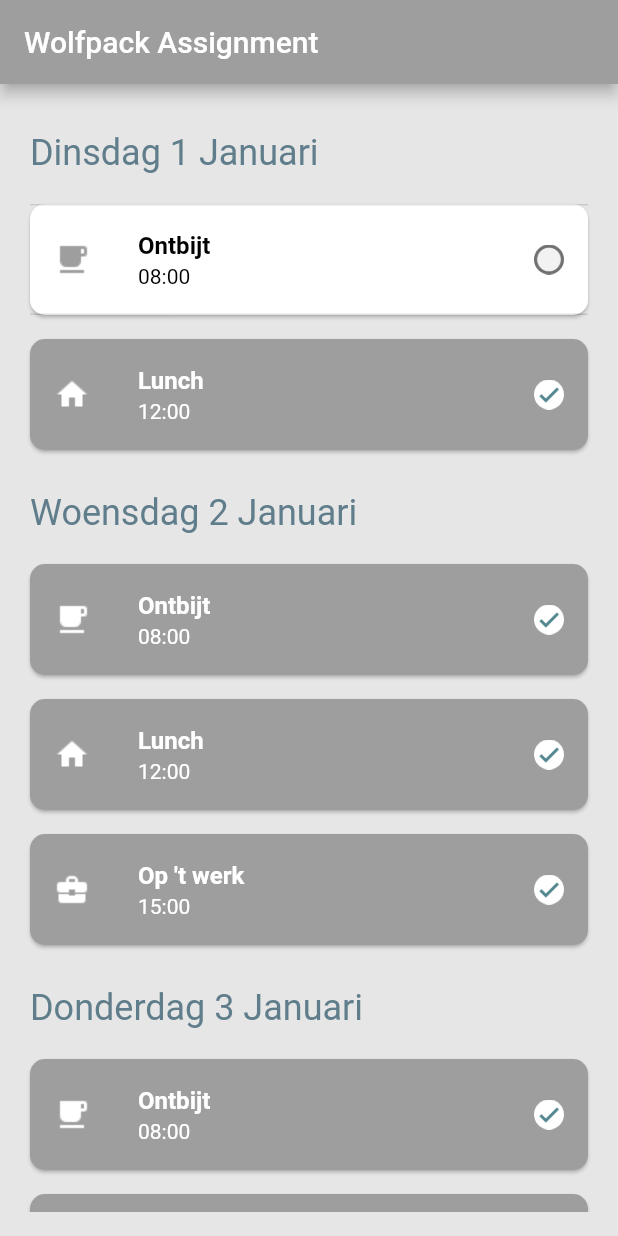
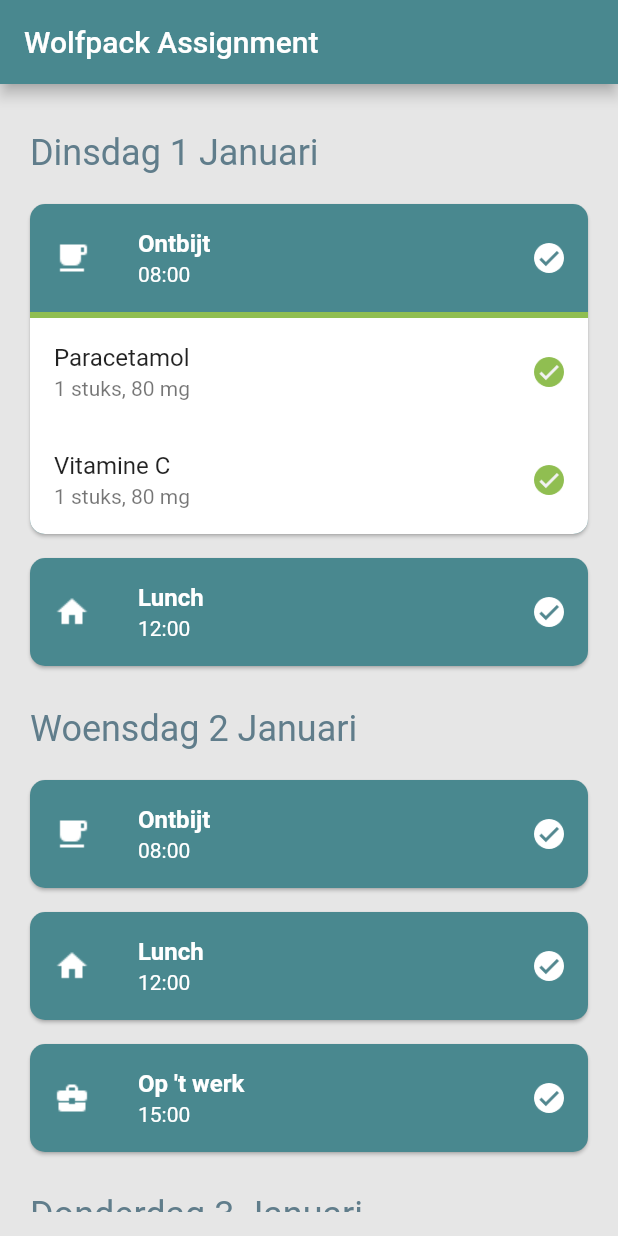
Before and after one commit to codaveto-zz/wolfpack_assignment, a Flutter app: the screen it shows after launch, after a tap on "Ontbijt", on a phone screen of 412 x 824 dp. Run offline on Flutter 3.47's test engine with Material 2 defaults, Android fonts, the phone set to English and light mode, and no system bars; drawn by our look-alikes of loading_overlay; our stand-ins replace auto_route, get, get_it, injectable, logger, lottie and 2 more.

Commit message:
Finish part 2

```diff
--- a/lib/data/model/medicine.dart
+++ b/lib/data/model/medicine.dart
@@ -1,9 +1,16 @@
+import 'dart:math';
+
 import 'package:flutter/material.dart';
 
 class Medicine {
 
   final String name;
   bool isTaken;
+  String _amount;
 
-  Medicine({@required this.name, @required this.isTaken});
+  Medicine({@required this.name, @required this.isTaken}) {
+    this._amount = '${Random().nextInt(4) + 1} stuks, ${Random().nextInt(9) + 1}0 mg';
+  }
+
+  String get amount => _amount;
 }
--- a/lib/data/model/moment.dart
+++ b/lib/data/model/moment.dart
@@ -1,33 +1,28 @@
 import 'package:wolfpack_assign/data/enum/icon_enum.dart';
+import 'package:wolfpack_assign/service/log/logger_service.dart';
+import 'package:wolfpack_assign/util/injection/locator.dart';
 
 import 'medicine.dart';
 
 class Moment {
+  final _log = locator<LoggerService>().getLogger('Moment');
   final String title;
   final IconEnum icon;
   final List<Medicine> medicineList;
   final DateTime date;
   bool isCollapsed;
-  bool _isTaken = false;
+  bool _isOpen;
 
   Moment({this.title, this.icon, this.medicineList, this.date, this.isCollapsed});
 
-  bool isTaken() {
-    if (_isTaken == false) {
-      for (Medicine medicine in this.medicineList) {
-        if (medicine.isTaken) {
-          _isTaken = true;
-          break;
-        }
+  bool isOpen() {
+    _isOpen = true;
+    for (Medicine medicine in this.medicineList) {
+      if (!medicine.isTaken) {
+        _isOpen = false;
+        break;
       }
     }
-    return _isTaken;
-  }
-
-  void setTaken(bool isTaken) {
-    for (Medicine medicine in this.medicineList) {
-      medicine.isTaken = isTaken;
-    }
-    _isTaken = isTaken;
+    return _isOpen;
   }
 }
--- /dev/null
+++ b/lib/hijacked/hijack_expansion_tile.dart
@@ -0,0 +1,265 @@
+import 'package:flutter/material.dart';
+import 'package:wolfpack_assign/util/constants/sizes.dart';
+
+const Duration _kExpand = Duration(milliseconds: 200);
+
+class HijackedExpansionTile extends StatefulWidget {
+  /// Creates a single-line [ListTile] with a trailing button that expands or collapses
+  /// the tile to reveal or hide the [children]. The [initiallyExpanded] property must
+  /// be non-null.
+  const HijackedExpansionTile({
+    Key key,
+    this.leading,
+    @required this.title,
+    this.subtitle,
+    this.backgroundColor,
+    this.onExpansionChanged,
+    this.children = const <Widget>[],
+    this.trailing,
+    this.initiallyExpanded = false,
+    this.maintainState = false,
+    this.tilePadding,
+    this.expandedCrossAxisAlignment,
+    this.expandedAlignment,
+    this.childrenPadding,
+  }) : assert(initiallyExpanded != null),
+        assert(maintainState != null),
+        assert(
+        expandedCrossAxisAlignment != CrossAxisAlignment.baseline,
+        'CrossAxisAlignment.baseline is not supported since the expanded children '
+            'are aligned in a column, not a row. Try to use another constant.',
+        ),
+        super(key: key);
+
+  /// A widget to display before the title.
+  ///
+  /// Typically a [CircleAvatar] widget.
+  final Widget leading;
+
+  /// The primary content of the list item.
+  ///
+  /// Typically a [Text] widget.
+  final Widget title;
+
+  /// Additional content displayed below the title.
+  ///
+  /// Typically a [Text] widget.
+  final Widget subtitle;
+
+  /// Called when the tile expands or collapses.
+  ///
+  /// When the tile starts expanding, this function is called with the value
+  /// true. When the tile starts collapsing, this function is called with
+  /// the value false.
+  final ValueChanged<bool> onExpansionChanged;
+
+  /// The widgets that are displayed when the tile expands.
+  ///
+  /// Typically [ListTile] widgets.
+  final List<Widget> children;
+
+  /// The color to display behind the sublist when expanded.
+  final Color backgroundColor;
+
+  /// A widget to display instead of a rotating arrow icon.
+  final Widget trailing;
+
+  /// Specifies if the list tile is initially expanded (true) or collapsed (false, the default).
+  final bool initiallyExpanded;
+
+  /// Specifies whether the state of the children is maintained when the tile expands and collapses.
+  ///
+  /// When true, the children are kept in the tree while the tile is collapsed.
+  /// When false (default), the children are removed from the tree when the tile is
+  /// collapsed and recreated upon expansion.
+  final bool maintainState;
+
+  /// Specifies padding for the [ListTile].
+  ///
+  /// Analogous to [ListTile.contentPadding], this property defines the insets for
+  /// the [leading], [title], [subtitle] and [trailing] widgets. It does not inset
+  /// the expanded [children] widgets.
+  ///
+  /// When the value is null, the tile's padding is `EdgeInsets.symmetric(horizontal: 16.0)`.
+  final EdgeInsetsGeometry tilePadding;
+
+  /// Specifies the alignment of [children], which are arranged in a column when
+  /// the tile is expanded.
+  ///
+  /// The internals of the expanded tile make use of a [Column] widget for
+  /// [children], and [Align] widget to align the column. The `expandedAlignment`
+  /// parameter is passed directly into the [Align].
+  ///
+  /// Modifying this property controls the alignment of the column within the
+  /// expanded tile, not the alignment of [children] widgets within the column.
+  /// To align each child within [children], see [expandedCrossAxisAlignment].
+  ///
+  /// The width of the column is the width of the widest child widget in [children].
+  ///
+  /// When the value is null, the value of `expandedAlignment` is [Alignment.center].
+  final Alignment expandedAlignment;
+
+  /// Specifies the alignment of each child within [children] when the tile is expanded.
+  ///
+  /// The internals of the expanded tile make use of a [Column] widget for
+  /// [children], and the `crossAxisAlignment` parameter is passed directly into the [Column].
+  ///
+  /// Modifying this property controls the cross axis alignment of each child
+  /// within its [Column]. Note that the width of the [Column] that houses
+  /// [children] will be the same as the widest child widget in [children]. It is
+  /// not necessarily the width of [Column] is equal to the width of expanded tile.
+  ///
+  /// To align the [Column] along the expanded tile, use the [expandedAlignment] property
+  /// instead.
+  ///
+  /// When the value is null, the value of `expandedCrossAxisAlignment` is [CrossAxisAlignment.center].
+  final CrossAxisAlignment expandedCrossAxisAlignment;
+
+  /// Specifies padding for [children].
+  ///
+  /// When the value is null, the value of `childrenPadding` is [EdgeInsets.zero].
+  final EdgeInsetsGeometry childrenPadding;
+
+  @override
+  _HijackedExpansionTileState createState() => _HijackedExpansionTileState();
+}
+
+class _HijackedExpansionTileState extends State<HijackedExpansionTile> with SingleTickerProviderStateMixin {
+  static final Animatable<double> _easeOutTween = CurveTween(curve: Curves.easeOut);
+  static final Animatable<double> _easeInTween = CurveTween(curve: Curves.easeIn);
+  static final Animatable<double> _halfTween = Tween<double>(begin: 0.0, end: 0.5);
+
+  final ColorTween _borderColorTween = ColorTween();
+  final ColorTween _headerColorTween = ColorTween();
+  final ColorTween _iconColorTween = ColorTween();
+  final ColorTween _backgroundColorTween = ColorTween();
+
+  AnimationController _controller;
+  Animation<double> _iconTurns;
+  Animation<double> _heightFactor;
+  Animation<Color> _borderColor;
+  Animation<Color> _headerColor;
+  Animation<Color> _iconColor;
+  Animation<Color> _backgroundColor;
+
+  bool _isExpanded = false;
+
+  @override
+  void initState() {
+    super.initState();
+    _controller = AnimationController(duration: _kExpand, vsync: this);
+    _heightFactor = _controller.drive(_easeInTween);
+    _iconTurns = _controller.drive(_halfTween.chain(_easeInTween));
+    _borderColor = _controller.drive(_borderColorTween.chain(_easeOutTween));
+    _headerColor = _controller.drive(_headerColorTween.chain(_easeInTween));
+    _iconColor = _controller.drive(_iconColorTween.chain(_easeInTween));
+    _backgroundColor = _controller.drive(_backgroundColorTween.chain(_easeOutTween));
+
+    _isExpanded = PageStorage.of(context)?.readState(context) as bool ?? widget.initiallyExpanded;
+    if (_isExpanded)
+      _controller.value = 1.0;
+  }
+
+  @override
+  void dispose() {
+    _controller.dispose();
+    super.dispose();
+  }
+
+  void _handleTap() {
+    setState(() {
+      _isExpanded = !_isExpanded;
+      if (_isExpanded) {
+        _controller.forward();
+      } else {
+        _controller.reverse().then<void>((void value) {
+          if (!mounted)
+            return;
+          setState(() {
+            // Rebuild without widget.children.
+          });
+        });
+      }
+      PageStorage.of(context)?.writeState(context, _isExpanded);
+    });
+    if (widget.onExpansionChanged != null)
+      widget.onExpansionChanged(_isExpanded);
+  }
+
+  Widget _buildChildren(BuildContext context, Widget child) {
+    final Color borderSideColor = _borderColor.value ?? Colors.transparent;
+
+    return Container(
+      decoration: BoxDecoration(
+        color: _backgroundColor.value ?? Colors.transparent,
+      ),
+      child: Column(
+        mainAxisSize: MainAxisSize.min,
+        children: <Widget>[
+          ListTileTheme.merge(
+            iconColor: _iconColor.value,
+            textColor: _headerColor.value,
+            child: ListTile(
+              onTap: _handleTap,
+              contentPadding: widget.tilePadding,
+              leading: widget.leading,
+              title: widget.title,
+              subtitle: widget.subtitle,
+              trailing: widget.trailing ?? RotationTransition(
+                turns: _iconTurns,
+                child: const Icon(Icons.expand_more),
+              ),
+            ),
+          ),
+          ClipRect(
+            child: Align(
+              alignment: widget.expandedAlignment ?? Alignment.center,
+              heightFactor: _heightFactor.value,
+              child: child,
+            ),
+          ),
+        ],
+      ),
+    );
+  }
+
+  @override
+  void didChangeDependencies() {
+    final ThemeData theme = Theme.of(context);
+    _borderColorTween.end = Colors.transparent;
+    _headerColorTween
+      ..begin = theme.textTheme.subtitle1.color
+      ..end = theme.accentColor;
+    _iconColorTween
+      ..begin = theme.unselectedWidgetColor
+      ..end = theme.accentColor;
+    _backgroundColorTween.end = widget.backgroundColor;
+    super.didChangeDependencies();
+  }
+
+  @override
+  Widget build(BuildContext context) {
+    final bool closed = !_isExpanded && _controller.isDismissed;
+    final bool shouldRemoveChildren = closed && !widget.maintainState;
+
+    final Widget result = Offstage(
+        child: TickerMode(
+          child: Padding(
+            padding: widget.childrenPadding ?? EdgeInsets.zero,
+            child: Column(
+              crossAxisAlignment: widget.expandedCrossAxisAlignment ?? CrossAxisAlignment.center,
+              children: widget.children,
+            ),
+          ),
+          enabled: !closed,
+        ),
+        offstage: closed
+    );
+
+    return AnimatedBuilder(
+      animation: _controller.view,
+      builder: _buildChildren,
+      child: shouldRemoveChildren ? null : result,
+    );
+  }
+}
--- a/lib/ui/views/home/home_view.dart
+++ b/lib/ui/views/home/home_view.dart
@@ -4,6 +4,9 @@ import 'package:loading_overlay/loading_overlay.dart';
 import 'package:progress_indicators/progress_indicators.dart';
 import 'package:stacked/stacked.dart';
 import 'package:wolfpack_assign/data/enum/icon_enum.dart';
+import 'package:wolfpack_assign/data/model/medicine.dart';
+import 'package:wolfpack_assign/data/model/moment.dart';
+import 'package:wolfpack_assign/hijacked/hijack_expansion_tile.dart';
 import 'package:wolfpack_assign/util/constants/sizes.dart';
 import 'package:wolfpack_assign/util/methods/date_formatter.dart';
 
@@ -52,7 +55,7 @@ class HomeView extends StatelessWidget {
                             crossAxisAlignment: CrossAxisAlignment.start,
                             children: [
                               _getOptionalHeader(model, index),
-                              _Moment(
+                              _MomentWidget(
                                 index: index,
                               ),
                             ],
@@ -95,34 +98,37 @@ class HomeView extends StatelessWidget {
   }
 }
 
-class _Moment extends ViewModelWidget<HomeViewModel> {
-  const _Moment({this.index, Key key}) : super(key: key, reactive: true);
+class _MomentWidget extends ViewModelWidget<HomeViewModel> {
+  const _MomentWidget({this.index, Key key}) : super(key: key, reactive: true);
 
   final int index;
 
   @override
   Widget build(BuildContext context, HomeViewModel model) {
     final moment = model.moments[index];
-    final isTaken = moment.isTaken();
+    final isOpen = moment.isOpen();
+    if (moment.date.day == 1) {
+      print('is open: $isOpen');
+    }
     return Card(
       shape: RoundedRectangleBorder(
-        borderRadius: BorderRadius.circular(10.0),
+        borderRadius: BorderRadius.circular(CustomSize.cardRadius),
       ),
-      color: isTaken ? Colors.grey : Colors.white,
+      color: isOpen ? Color(0xff49888f) : Colors.white,
       child: Theme(
         data: Get.theme.copyWith(
-          unselectedWidgetColor: isTaken ? Colors.white : Colors.black,
-          accentColor: isTaken ? Colors.white : Colors.black,
+          unselectedWidgetColor: isOpen ? Colors.white : Colors.black,
+          accentColor: isOpen ? Colors.white : Colors.black,
         ),
-        child: ExpansionTile(
+        child: HijackedExpansionTile(
           title: Text(
             moment.title,
             textAlign: TextAlign.left,
-            style: TextStyle(fontWeight: FontWeight.bold, color: isTaken ? Colors.white : Colors.black),
+            style: TextStyle(fontWeight: FontWeight.bold, color: isOpen ? Colors.white : Colors.black),
           ),
           subtitle: Text(
             DateFormatter.time(moment.date),
-            style: TextStyle(color: isTaken ? Colors.white : Colors.black),
+            style: TextStyle(color: isOpen ? Colors.white : Colors.black),
           ),
           leading: Column(
             mainAxisAlignment: MainAxisAlignment.center,
@@ -134,17 +140,84 @@ class _Moment extends ViewModelWidget<HomeViewModel> {
             mainAxisAlignment: MainAxisAlignment.center,
             children: [
               Image.asset(
-                isTaken ? 'assets/images/check_white.png' : 'assets/images/elipse.png',
-                height: 20,
+                isOpen ? 'assets/images/check_white.png' : 'assets/images/elipse.png',
+                height: CustomSize.iconHeight,
               ),
             ],
           ),
           onExpansionChanged: (value) {
             model.tapMoment(index, value);
           },
-          children: [],
+          children: _getMedicines(moment, index),
         ),
       ),
     );
   }
+
+  List<Widget> _getMedicines(Moment moment, int momentIndex) {
+    List<Widget> medicines = [];
+    bool first = true;
+    for (Medicine medicine in moment.medicineList) {
+      medicines.add(_MedicineWidget(
+          medicine: medicine, first: first, ofMany: moment.medicineList.length > 1, momentIndex: momentIndex));
+      first = false;
+    }
+    if (medicines.isEmpty)
+      medicines.add(Padding(
+        padding: const EdgeInsets.all(CustomSize.medium),
+        child: Text(
+          'No medicines today!',
+          style: TextStyle(fontStyle: FontStyle.italic),
+        ),
+      ));
+    return medicines;
+  }
 }
+
+class _MedicineWidget extends ViewModelWidget<HomeViewModel> {
+  _MedicineWidget({this.medicine, this.first, this.ofMany, this.momentIndex, Key key})
+      : super(key: key, reactive: true);
+
+  final Medicine medicine;
+  final bool first, ofMany;
+  final int momentIndex;
+
+  @override
+  Widget build(BuildContext context, HomeViewModel model) {
+    return Container(
+      decoration: BoxDecoration(
+        color: Colors.white,
+        borderRadius: BorderRadius.only(
+          bottomLeft: Radius.circular(first && ofMany ? 0 : CustomSize.cardRadius),
+          bottomRight: Radius.circular(first && ofMany ? 0 : CustomSize.cardRadius),
+        ),
+      ),
+      child: Column(
+        children: [
+          this.first
+              ? Container(
+                  height: 4,
+                  color: Color(0xff90be51),
+                )
+              : SizedBox.shrink(),
+          ListTile(
+            onTap: () {
+              model.tapMedicine(medicine, momentIndex);
+            },
+            title: Text(medicine.name),
+            subtitle: Text(medicine.amount),
+            trailing: Column(
+              mainAxisAlignment: MainAxisAlignment.center,
+              children: [
+                Image.asset(
+                  medicine.isTaken ? 'assets/images/check_green.png' : 'assets/images/elipse.png',
+                  height: CustomSize.iconHeight,
+                ),
+              ],
+            ),
+          )
+        ],
+      ),
+    );
+  }
+}
--- a/lib/ui/views/home/home_viewmodel.dart
+++ b/lib/ui/views/home/home_viewmodel.dart
@@ -1,5 +1,6 @@
 import 'package:logger/logger.dart';
 import 'package:stacked/stacked.dart';
+import 'package:wolfpack_assign/data/model/medicine.dart';
 import 'package:wolfpack_assign/data/model/moment.dart';
 import 'package:wolfpack_assign/service/log/logger_service.dart';
 import 'package:wolfpack_assign/service/moment/moment_api_service.dart';
@@ -32,7 +33,7 @@ class HomeViewModel extends BaseViewModel {
 
   bool showHeader(int index) {
     if (index != 0) {
-      return this.moments[index - 1].date.day != this.moments[index].date.day;
+      return this._moments[index - 1].date.day != this._moments[index].date.day;
     }
     return true;
   }
@@ -44,8 +45,11 @@ class HomeViewModel extends BaseViewModel {
   // --------------- UI --------------- UI --------------- UI --------------- \\
 
   void tapMoment(int index, bool value) {
-    final moment = this.moments[index];
-    moment.setTaken(!moment.isTaken());
+    this.notifyListeners();
+  }
+
+  void tapMedicine(Medicine medicine, int momentIndex) {
+    this._moments[momentIndex].medicineList.firstWhere((element) => element.name == medicine.name).isTaken = !medicine.isTaken;
     this.notifyListeners();
   }
 
--- a/lib/util/config/theme_config.dart
+++ b/lib/util/config/theme_config.dart
@@ -3,7 +3,7 @@ import 'dart:math';
 import 'package:flutter/material.dart';
 
 ThemeData buildThemeData(BuildContext context) {
-  final primaryColor = _generateMaterialColor(Colors.grey);
+  final primaryColor = _generateMaterialColor(Color(0xff49888f));
   return ThemeData(
     primarySwatch: primaryColor,
     cursorColor: primaryColor,
--- a/lib/util/constants/sizes.dart
+++ b/lib/util/constants/sizes.dart
@@ -1,14 +1,19 @@
 abstract class CustomSize {
-
   // paddings
   static const double xl = 64.0;
   static const double large = 32.0;
+  static const double mediumLarge = 24.0;
   static const double medium = 16.0;
   static const double small = 8.0;
   static const double xs = 4.0;
 
   // animations
   static const int defaultAnimationDuration = 400;
-  static const int defaultFakeWaitingDuration = 4;
+  static const int defaultFakeWaitingDuration = 0;
 
+  // icon
+  static const double iconHeight = 20;
+
+  // radius
+static const double cardRadius = 10;
 }
```
